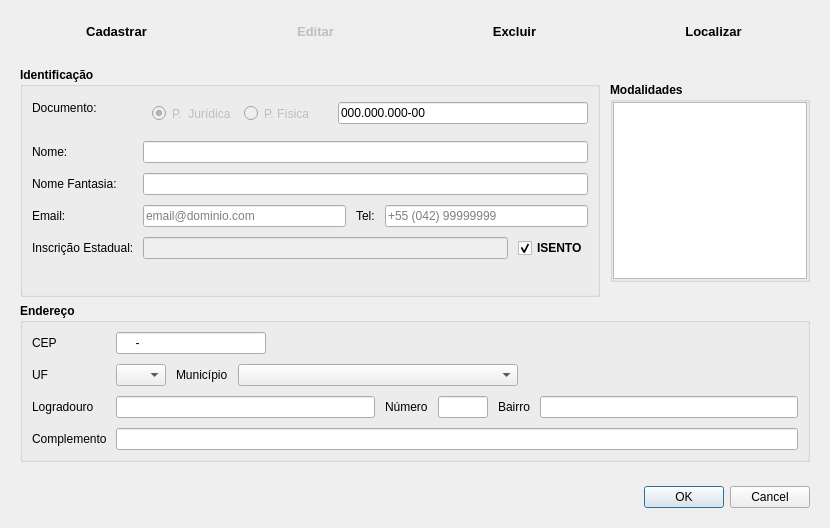
The window that Resources/UI/CadastroPessoa.ui (Klubas/Projeto-SOAD) describes before a commit, drawn with Qt 5.
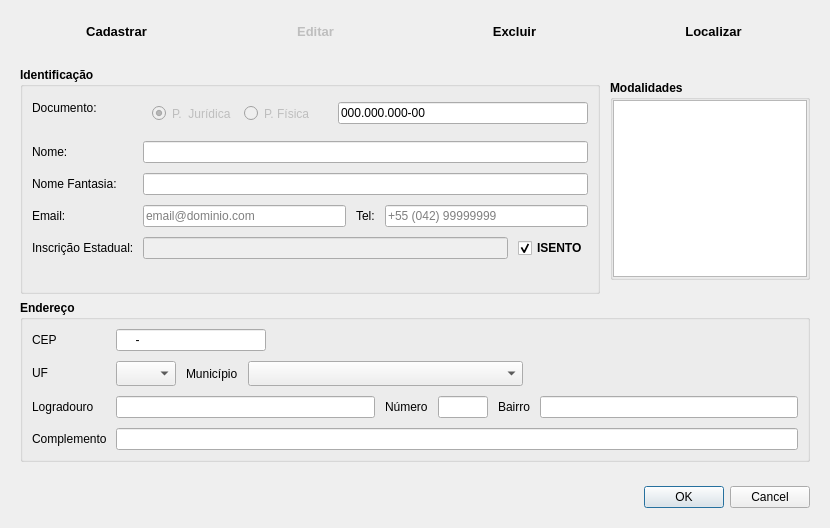
The same window after the commit.

Diff of the .ui file:
```diff
--- a/Resources/UI/CadastroPessoa.ui
+++ b/Resources/UI/CadastroPessoa.ui
@@ -712,6 +712,12 @@
              </property>
              <item>
               <widget class="QComboBox" name="comboBox_uf">
+               <property name="minimumSize">
+                <size>
+                 <width>60</width>
+                 <height>25</height>
+                </size>
+               </property>
                <property name="maximumSize">
                 <size>
                  <width>50</width>
@@ -754,6 +760,12 @@
                  <verstretch>0</verstretch>
                 </sizepolicy>
                </property>
+               <property name="minimumSize">
+                <size>
+                 <width>0</width>
+                 <height>25</height>
+                </size>
+               </property>
                <property name="maximumSize">
                 <size>
                  <width>16777215</width>
```
